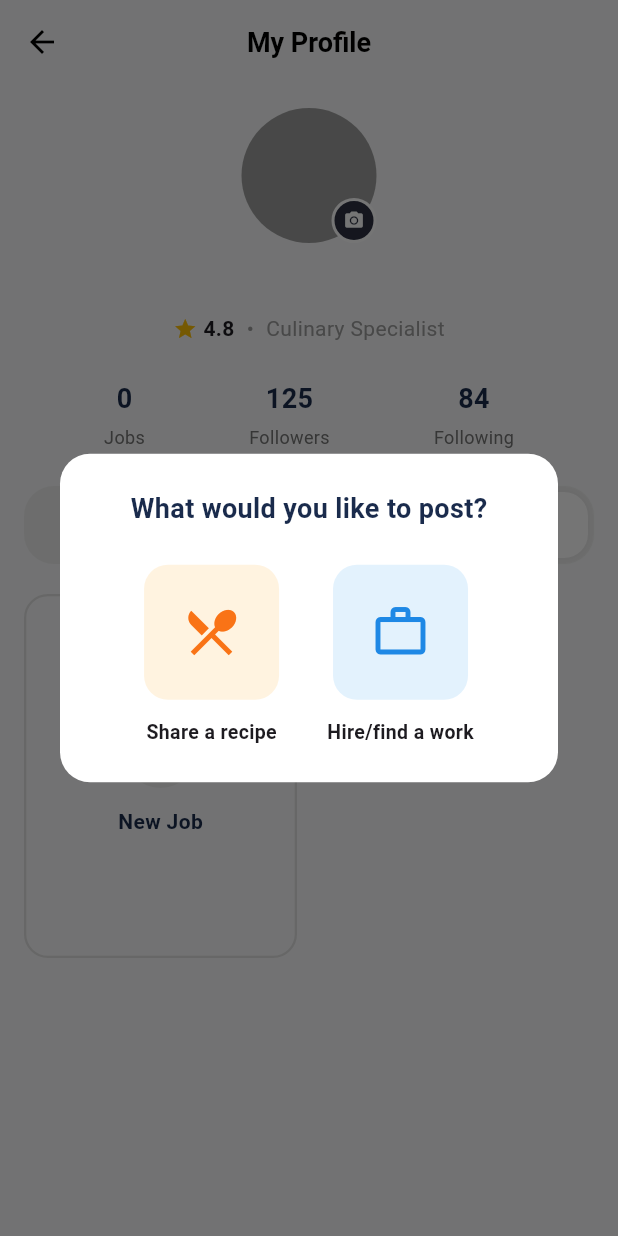
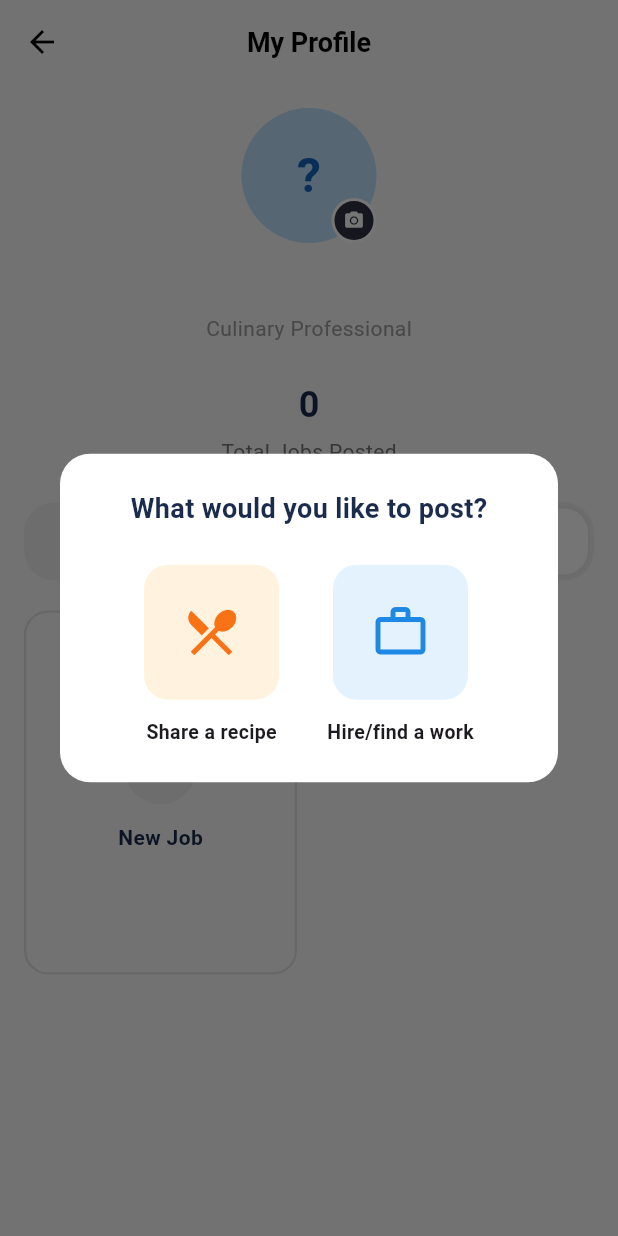
Before and after one commit to pattaradanaiDEV/MannotRobot, a Flutter app: the ProfileScreen screen opened directly with empty values, after a tap on "New Job", on a phone screen of 412 x 824 dp. Run offline on Flutter 3.47's test engine with Material 3 defaults, Android fonts, the light colour scheme and no system bars; our stand-ins replace cloud_firestore, firebase_auth, firebase_core, go_router; missing offline and left inert: firebase_ui_auth; accounts and stored records are empty; network calls fail.

Commit message:
fix profile

```diff
--- a/lib/screens/profile/profile_screen.dart
+++ b/lib/screens/profile/profile_screen.dart
@@ -16,8 +16,9 @@ class ProfileScreen extends StatelessWidget {
   @override
   Widget build(BuildContext context) {
     final user = FirebaseAuth.instance.currentUser;
-    // ใช้ displayName จาก Firebase หรือถ้าไม่มีให้แสดงเป็นชื่อ Default
-    final String displayName = user?.displayName ?? 'Pattaradanai';
+    final String displayName = user?.displayName ?? user?.email ?? 'User';
+    final String photoUrl = user?.photoURL ?? '';
+    final String initial = displayName.isNotEmpty ? displayName[0].toUpperCase() : '?';
 
     return Scaffold(
       backgroundColor: const Color(0xFFF8F9FA),
@@ -30,30 +31,24 @@ class ProfileScreen extends StatelessWidget {
         ),
         title: const Text(
           'My Profile',
-          style: TextStyle(
-            color: Colors.black,
-            fontSize: 18,
-            fontWeight: FontWeight.bold,
-          ),
+          style: TextStyle(color: Colors.black, fontSize: 18, fontWeight: FontWeight.bold),
         ),
         centerTitle: true,
-        // *** ลบ IconSettings (ฟันเฟือง) ออกเรียบร้อยแล้ว ***
       ),
       body: SingleChildScrollView(
         child: Column(
           children: [
             const SizedBox(height: 16),
-            _buildProfileHeader(displayName),
+            _buildProfileHeader(displayName, photoUrl, initial),
             const SizedBox(height: 24),
 
-            // สถิติแสดงผลตาม userId ของคนปัจจุบัน
+            // สถิติ: เหลือแค่จำนวนงานที่โพสต์
             _buildStatsRow(user?.uid),
             const SizedBox(height: 24),
 
             _buildTabToggle(),
             const SizedBox(height: 20),
 
-            // แสดงรายการที่โพสต์โดย userId ปัจจุบันเท่านั้น
             Padding(
               padding: const EdgeInsets.symmetric(horizontal: 16.0),
               child: isRecipeMode
@@ -69,20 +64,28 @@ class ProfileScreen extends StatelessWidget {
   }
 
   // ==========================================
-  // WIDGET: ส่วนหัว (รูปภาพ, ชื่อ, เรตติ้ง)
+  // WIDGET: Header (สลับรูปภาพกับตัวอักษร)
   // ==========================================
-  Widget _buildProfileHeader(String name) {
+  Widget _buildProfileHeader(String name, String photoUrl, String initial) {
     return Column(
       children: [
         Stack(
           alignment: Alignment.bottomRight,
           children: [
-            const CircleAvatar(
+            CircleAvatar(
               radius: 45,
-              backgroundColor: Colors.grey,
-              backgroundImage: NetworkImage(
-                'https://i.pravatar.cc/150?img=11', // เปลี่ยนเป็นรูปโปรไฟล์ตัวอย่างที่ดูสะอาดขึ้น
-              ),
+              backgroundColor: isRecipeMode ? Colors.orange.shade100 : Colors.blue.shade100,
+              backgroundImage: photoUrl.isNotEmpty ? NetworkImage(photoUrl) : null,
+              child: photoUrl.isEmpty
+                  ? Text(
+                initial,
+                style: TextStyle(
+                  fontSize: 32,
+                  fontWeight: FontWeight.bold,
+                  color: isRecipeMode ? Colors.orange.shade800 : Colors.blue.shade800,
+                ),
+              )
+                  : null,
             ),
             Container(
               padding: const EdgeInsets.all(6),
@@ -98,32 +101,19 @@ class ProfileScreen extends StatelessWidget {
         const SizedBox(height: 12),
         Text(
           name,
-          style: const TextStyle(
-            fontSize: 22,
-            fontWeight: FontWeight.bold,
-            color: Color(0xFF1A2B4C),
-          ),
+          style: const TextStyle(fontSize: 22, fontWeight: FontWeight.bold, color: Color(0xFF1A2B4C)),
         ),
         const SizedBox(height: 4),
-        const Row(
-          mainAxisAlignment: MainAxisAlignment.center,
-          children: [
-            Icon(Icons.star, color: Colors.amber, size: 16),
-            SizedBox(width: 4),
-            Text('4.8', style: TextStyle(fontWeight: FontWeight.bold, fontSize: 14)),
-            Padding(
-              padding: EdgeInsets.symmetric(horizontal: 8.0),
-              child: Text('•', style: TextStyle(color: Colors.grey)),
-            ),
-            Text('Culinary Specialist', style: TextStyle(color: Colors.grey, fontSize: 14)),
-          ],
+        const Text(
+          'Culinary Professional',
+          style: TextStyle(color: Colors.grey, fontSize: 14),
         ),
       ],
     );
   }
 
   // ==========================================
-  // WIDGET: สถิติ (ดึงจำนวนโพสต์จริงของผู้ใช้คนนี้)
+  // WIDGET: Stats (แสดงแค่จำนวนโพสต์)
   // ==========================================
   Widget _buildStatsRow(String? userId) {
     if (userId == null) return const SizedBox();
@@ -131,35 +121,31 @@ class ProfileScreen extends StatelessWidget {
     return StreamBuilder<QuerySnapshot>(
       stream: FirebaseFirestore.instance
           .collection(isRecipeMode ? 'recipes' : 'jobs')
-          .where('userId', isEqualTo: userId) // กรองเฉพาะของผู้ใช้ปัจจุบัน
+          .where('userId', isEqualTo: userId)
           .snapshots(),
       builder: (context, snapshot) {
         String postCount = snapshot.hasData ? snapshot.data!.docs.length.toString() : '0';
 
-        return Row(
-          mainAxisAlignment: MainAxisAlignment.spaceEvenly,
-          children: [
-            _buildStatItem(postCount, isRecipeMode ? 'Recipes' : 'Jobs'),
-            _buildStatItem('125', 'Followers'), // Static สำหรับตัวอย่าง UI
-            _buildStatItem('84', 'Following'),  // Static สำหรับตัวอย่าง UI
-          ],
+        return Center( // จัดวางไว้ตรงกลางเพราะเหลือแค่ค่าเดียว
+          child: Column(
+            children: [
+              Text(
+                postCount,
+                style: const TextStyle(fontSize: 24, fontWeight: FontWeight.bold, color: Color(0xFF1A2B4C)),
+              ),
+              const SizedBox(height: 4),
+              Text(
+                isRecipeMode ? 'Total Recipes' : 'Total Jobs Posted',
+                style: TextStyle(fontSize: 14, color: Colors.grey.shade600),
+              ),
+            ],
+          ),
         );
       },
     );
   }
 
-  Widget _buildStatItem(String value, String label) {
-    return Column(
-      children: [
-        Text(
-          value,
-          style: const TextStyle(fontSize: 18, fontWeight: FontWeight.bold, color: Color(0xFF1A2B4C)),
-        ),
-        const SizedBox(height: 4),
-        Text(label, style: TextStyle(fontSize: 12, color: Colors.grey.shade600)),
-      ],
-    );
-  }
+  // ... (ฟังก์ชัน _buildTabToggle, _buildToggleItem, _buildRecipesGrid, _buildJobsGrid, _buildStreamGrid, _buildItemCard, _buildAddNewCard เหมือนเดิม) ...
 
   Widget _buildTabToggle() {
     return Container(
@@ -200,9 +186,6 @@ class ProfileScreen extends StatelessWidget {
     );
   }
 
-  // ==========================================
-  // WIDGET: Grid สำหรับแสดงโพสต์ (กรองเฉพาะของตัวเอง)
-  // ==========================================
   Widget _buildRecipesGrid(BuildContext context, String? userId) {
     return _buildStreamGrid(context, 'recipes', userId, 'New Recipe');
   }
@@ -217,7 +200,7 @@ class ProfileScreen extends StatelessWidget {
     return StreamBuilder<QuerySnapshot>(
       stream: FirebaseFirestore.instance
           .collection(collection)
-          .where('userId', isEqualTo: userId) // *** กรองเฉพาะโพสต์ของตัวเอง ***
+          .where('userId', isEqualTo: userId)
           .snapshots(),
       builder: (context, snapshot) {
         if (snapshot.connectionState == ConnectionState.waiting) {
```
Also changed, not shown: lib/screens/explore/explore_screen.dart (+8 -1 lines), lib/screens/home/job_detail_screen.dart (+75 -147 lines).
